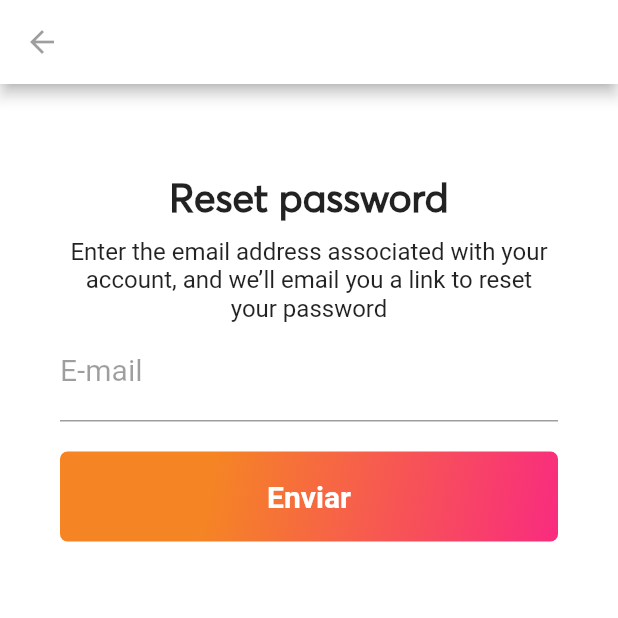
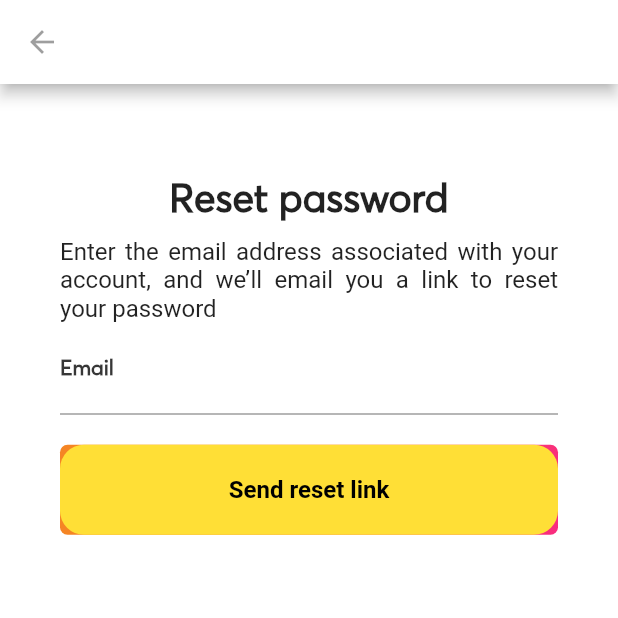
Before and after one commit to ilicina1/lmma_box, a Flutter app: the screen it shows after launch, on a phone screen of 412 x 824 dp, the top half of it. Run offline on Flutter 3.47's test engine with Material 2 defaults, Android fonts, the phone set to English and light mode, and no system bars; our stand-ins replace splashscreen; Roboto replaces fonts that are missing (Averta CY); project files that could hold a hidden picture were left out.

Commit message:
Uradjen osnovni dizajn

```diff
--- a/lib/view/signinscreens/pages/reset_password.dart
+++ b/lib/view/signinscreens/pages/reset_password.dart
@@ -1,4 +1,5 @@
 import 'package:flutter/material.dart';
+import 'package:lmma_box/utils/style/welcome_screen_text_styles.dart';
 
 class ResetPasswordPage extends StatelessWidget {
   @override
@@ -41,7 +42,7 @@ class ResetPasswordPage extends StatelessWidget {
                           fontSize: 16,
                           fontWeight: FontWeight.w400,
                         ),
-                        textAlign: TextAlign.center,
+                        textAlign: TextAlign.justify,
                       )
                     ],
                   ),
@@ -53,13 +54,14 @@ class ResetPasswordPage extends StatelessWidget {
                       TextFormField(
                         keyboardType: TextInputType.emailAddress,
                         decoration: InputDecoration(
-                          labelText: "E-mail",
-                          labelStyle: TextStyle(
-                            color: Colors.black38,
-                            fontWeight: FontWeight.w400,
-                            fontSize: 20,
-                          ),
-                        ),
+                            labelText: "Email",
+                            labelStyle: TextStyle(
+                                color: Color(0xFF373737),
+                                fontWeight: FontWeight.w700,
+                                fontSize: 14,
+                                fontFamily: "Averta"),
+                            hintStyle: TextStyle(fontSize: 16),
+                            hintText: "Enter your Email"),
                         style: TextStyle(fontSize: 20),
                       ),
                       SizedBox(
@@ -83,15 +85,20 @@ class ResetPasswordPage extends StatelessWidget {
                           ),
                         ),
                         child: SizedBox.expand(
-                          child: FlatButton(
+                          child: ElevatedButton(
+                            style: ElevatedButton.styleFrom(
+                                elevation: 0.0,
+                                shape: RoundedRectangleBorder(
+                                  borderRadius: BorderRadius.circular(16),
+                                ),
+                                primary: Color(0xFFFFDF36)),
                             child: Text(
-                              "Enviar",
+                              'Send reset link',
                               style: TextStyle(
-                                fontWeight: FontWeight.bold,
-                                color: Colors.white,
-                                fontSize: 20,
-                              ),
-                              textAlign: TextAlign.center,
+                                  fontFamily: "Averta CY",
+                                  fontSize: 16,
+                                  color: Colors.black,
+                                  fontWeight: FontWeight.w600),
                             ),
                             onPressed: () {},
                           ),
```
